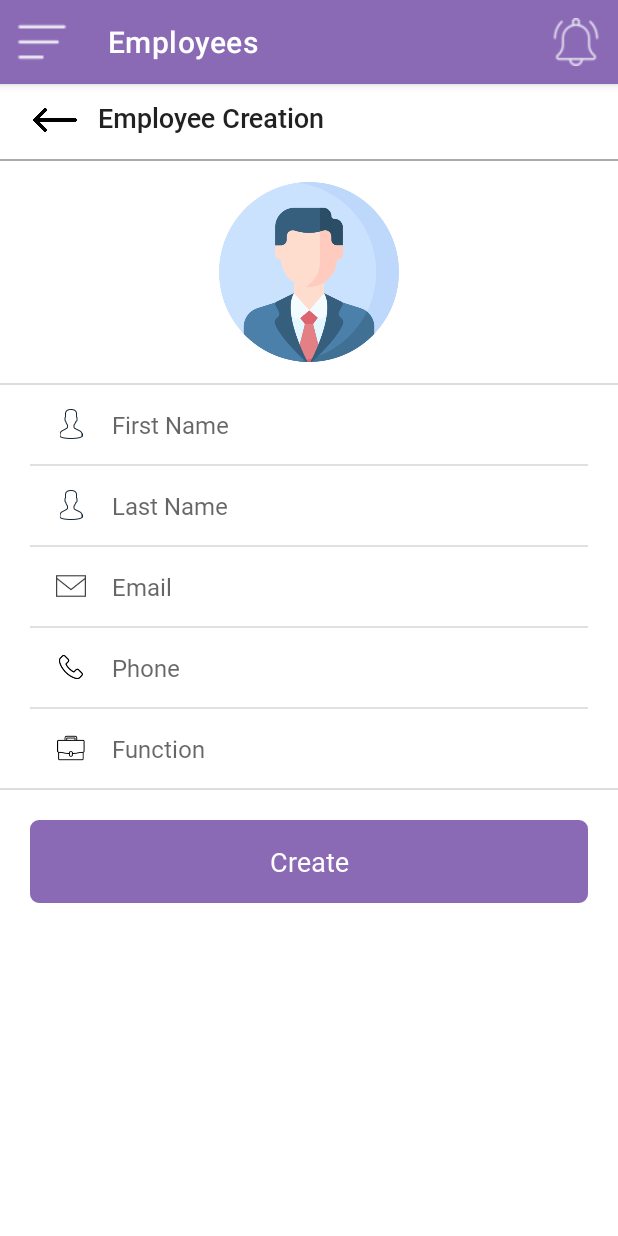
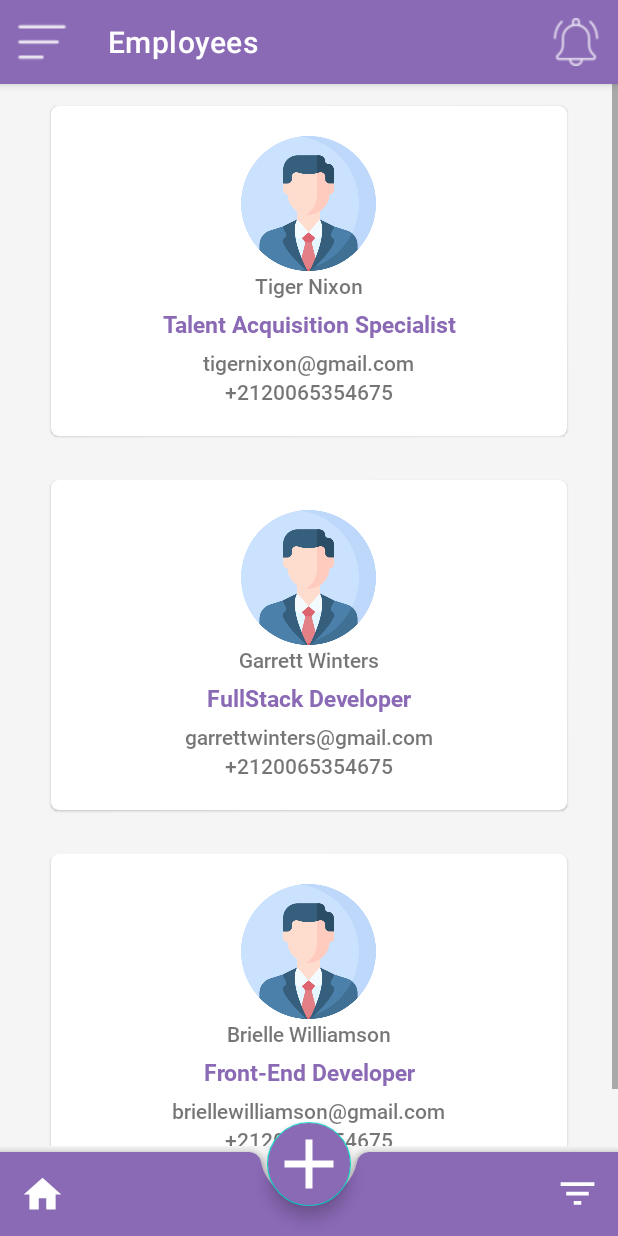
Before and after one commit to SoftClick-for-project-managment/SoftClick_mobile, an Android app: the MenuActivity screen opened directly, with no data from a screen before it, in the side drawer, after a tap on "Employees", on a phone screen of 412 x 824 dp. Run offline under Robolectric (Android 15) with nearby library versions, the phone set to English and light mode, and no system bars.

Commit message:
Add Projects item to Menu & Add Employee List Fragment

```diff
--- /dev/null
+++ b/app/src/main/java/com/job/softclick_mobile/adapters/EmployeeListAdapter.java
@@ -0,0 +1,65 @@
+package com.job.softclick_mobile.adapters;
+
+import android.view.LayoutInflater;
+import android.view.View;
+import android.view.ViewGroup;
+import android.widget.ImageView;
+import android.widget.TextView;
+
+import androidx.annotation.NonNull;
+import androidx.recyclerview.widget.RecyclerView;
+
+import com.job.softclick_mobile.R;
+import com.job.softclick_mobile.models.Employee;
+
+import java.util.ArrayList;
+
+public class EmployeeListAdapter extends RecyclerView.Adapter<EmployeeListAdapter.EmployeeViewHolder>{
+
+    private ArrayList<Employee> mEmployeeList;
+
+    public static class EmployeeViewHolder extends RecyclerView.ViewHolder {
+        public ImageView imageView;
+        public TextView fullNameView;
+        public TextView functionView;
+        public TextView emailView;
+        public TextView phoneView;
+
+        public EmployeeViewHolder(@NonNull View itemView) {
+            super(itemView);
+            imageView = itemView.findViewById(R.id.employeePhoto);
+            fullNameView = itemView.findViewById(R.id.employeeFullName);
+            functionView = itemView.findViewById(R.id.employeeFunction);
+            emailView = itemView.findViewById(R.id.employeeEmail);
+            phoneView = itemView.findViewById(R.id.employeePhone);
+        }
+    }
+
+    public EmployeeListAdapter(ArrayList<Employee> employeeList) {
+        mEmployeeList = employeeList;
+    }
+
+    @NonNull
+    @Override
+    public EmployeeViewHolder onCreateViewHolder(@NonNull ViewGroup parent, int viewType) {
+        View v = LayoutInflater.from(parent.getContext()).inflate(R.layout.employee_card, parent, false);
+        EmployeeViewHolder evh = new EmployeeViewHolder(v);
+        return evh;
+    }
+
+    @Override
+    public void onBindViewHolder(@NonNull EmployeeViewHolder holder, int position) {
+        Employee currentEmployee = mEmployeeList.get(position);
+
+        holder.imageView.setImageResource(currentEmployee.getEmployeeImage());
+        holder.fullNameView.setText(currentEmployee.getEmployeeFirstName()+" "+currentEmployee.getEmployeeLastName());
+        holder.functionView.setText(currentEmployee.getEmployeeFunction());
+        holder.emailView.setText(currentEmployee.getEmployeeEmail());
+        holder.phoneView.setText(currentEmployee.getEmployeePhone());
+    }
+
+    @Override
+    public int getItemCount() {
+        return mEmployeeList.size();
+    }
+}
--- /dev/null
+++ b/app/src/main/java/com/job/softclick_mobile/models/Employee.java
@@ -0,0 +1,69 @@
+package com.job.softclick_mobile.models;
+
+public class Employee {
+
+    private int id, employeeImage;
+    private String employeeFirstName, employeeLastName, employeeFunction, employeeEmail, employeePhone;
+
+    public Employee(int employeeImage, String employeeFirstName, String employeeLastName, String employeeFunction, String employeeEmail, String employeePhone) {
+        this.employeeImage = employeeImage;
+        this.employeeFirstName = employeeFirstName;
+        this.employeeLastName = employeeLastName;
+        this.employeeFunction = employeeFunction;
+        this.employeeEmail = employeeEmail;
+        this.employeePhone = employeePhone;
+    }
+
+    public int getId() {
+        return id;
+    }
+
+    public int getEmployeeImage() {
+        return employeeImage;
+    }
+
+    public void setEmployeeImage(int employeeImage) {
+        this.employeeImage = employeeImage;
+    }
+
+    public String getEmployeeFirstName() {
+        return employeeFirstName;
+    }
+
+    public void setEmployeeFirstName(String employeeFirstName) {
+        this.employeeFirstName = employeeFirstName;
+    }
+
+    public String getEmployeeLastName() {
+        return employeeLastName;
+    }
+
+    public void setEmployeeLastName(String employeeLastName) {
+        this.employeeLastName = employeeLastName;
+    }
+
+    public String getEmployeeFunction() {
+        return employeeFunction;
+    }
+
+    public void setEmployeeFunction(String employeeFunction) {
+        this.employeeFunction = employeeFunction;
+    }
+
+    public String getEmployeeEmail() {
+        return employeeEmail;
+    }
+
+    public void setEmployeeEmail(String employeeEmail) {
+        this.employeeEmail = employeeEmail;
+    }
+
+    public String getEmployeePhone() {
+        return employeePhone;
+    }
+
+    public void setEmployeePhone(String employeePhone) {
+        this.employeePhone = employeePhone;
+    }
+
+}
--- /dev/null
+++ b/app/src/main/java/com/job/softclick_mobile/ui/EmployeeListFragment.java
@@ -0,0 +1,95 @@
+package com.job.softclick_mobile.ui;
+
+import android.os.Bundle;
+
+import androidx.fragment.app.Fragment;
+import androidx.recyclerview.widget.LinearLayoutManager;
+import androidx.recyclerview.widget.RecyclerView;
+
+import android.view.LayoutInflater;
+import android.view.View;
+import android.view.ViewGroup;
+import android.widget.Button;
+import android.widget.Toast;
+
+import com.google.android.material.floatingactionbutton.FloatingActionButton;
+import com.job.softclick_mobile.R;
+import com.job.softclick_mobile.adapters.EmployeeListAdapter;
+import com.job.softclick_mobile.models.Employee;
+
+import java.util.ArrayList;
+
+public class EmployeeListFragment extends Fragment {
+
+    private RecyclerView recyclerView;
+    private RecyclerView.Adapter adapter;
+    private RecyclerView.LayoutManager layoutManager;
+    private FloatingActionButton addButton;
+
+    private static final String ARG_PARAM1 = "param1";
+    private static final String ARG_PARAM2 = "param2";
+
+    private String mParam1;
+    private String mParam2;
+
+    public EmployeeListFragment() {
+        // Required empty public constructor
+    }
+
+    public static EmployeeListFragment newInstance(String param1, String param2) {
+        EmployeeListFragment fragment = new EmployeeListFragment();
+        Bundle args = new Bundle();
+        args.putString(ARG_PARAM1, param1);
+        args.putString(ARG_PARAM2, param2);
+        fragment.setArguments(args);
+        return fragment;
+    }
+
+    @Override
+    public void onCreate(Bundle savedInstanceState) {
+        super.onCreate(savedInstanceState);
+        if (getArguments() != null) {
+            mParam1 = getArguments().getString(ARG_PARAM1);
+            mParam2 = getArguments().getString(ARG_PARAM2);
+        }
+    }
+
+    @Override
+    public View onCreateView(LayoutInflater inflater, ViewGroup container,
+                             Bundle savedInstanceState) {
+        // Inflate the layout for this fragment
+        View view = inflater.inflate(R.layout.fragment_employee_list, container, false);
+        recyclerView = view.findViewById(R.id.employeeListRecyclerView) ;
+
+        ArrayList<Employee> employeeArrayList= new ArrayList<>();
+        employeeArrayList.add(new Employee(R.drawable.user_photo, "Tiger", "Nixon", "Talent Acquisition Specialist", "tigernixon@gmail.com", "+2120065354675"));
+        employeeArrayList.add(new Employee(R.drawable.user_photo, "Garrett", "Winters", "FullStack Developer", "garrettwinters@gmail.com", "+2120065354675"));
+        employeeArrayList.add(new Employee(R.drawable.user_photo, "Brielle", "Williamson", "Front-End Developer", "briellewilliamson@gmail.com", "+2120065354675"));
+
+        recyclerView.setHasFixedSize(true);
+        layoutManager = new LinearLayoutManager(this.getContext());
+        adapter = new EmployeeListAdapter(employeeArrayList);
+
+        recyclerView.setLayoutManager(layoutManager);
+        recyclerView.setAdapter(adapter);
+
+        addButton = this.getActivity().findViewById(R.id.addButton);
+        if(addButton != null) {
+            addButton.setOnClickListener(new View.OnClickListener() {
+                public void onClick(View v) {
+                    try {
+                        getActivity().getSupportFragmentManager().beginTransaction().replace(R.id.flContent,(Fragment) EmployeeFormFragment.class.newInstance()).commit() ;
+                    } catch (IllegalAccessException e) {
+                        e.printStackTrace();
+                    } catch (java.lang.InstantiationException e) {
+                        e.printStackTrace();
+                    }
+                }
+            });
+        }
+
+
+        return view;
+    }
+
+}
--- a/app/src/main/java/com/job/softclick_mobile/ui/MenuActivity.java
+++ b/app/src/main/java/com/job/softclick_mobile/ui/MenuActivity.java
@@ -54,18 +54,14 @@ public class MenuActivity extends AppCompatActivity implements NavigationView.On
         getSupportActionBar().setDisplayHomeAsUpEnabled(true);
         getSupportActionBar().setHomeAsUpIndicator(R.drawable.menu);
 
-        Fragment fragment2 = null;
-        Class fragmentClass2;
-        fragmentClass2 = FooterFragment.class;
+        // Insert the fragment by replacing any existing fragment
+        fragmentManager = getSupportFragmentManager();
         try {
-            fragment2 = (Fragment) fragmentClass2.newInstance();
+            fragmentManager.beginTransaction().replace(R.id.fContentFooter, (Fragment) FooterFragment.class.newInstance()).commit();
         } catch (Exception e) {
             e.printStackTrace();
         }
 
-        // Insert the fragment by replacing any existing fragment
-        fragmentManager = getSupportFragmentManager();
-        fragmentManager.beginTransaction().replace(R.id.fContentFooter, fragment2).commit();
     }
 
     /*@Override
@@ -99,6 +95,12 @@ public class MenuActivity extends AppCompatActivity implements NavigationView.On
                 fragmentClass = FirstFragment.class;
                 break;
             }
+            case R.id.projects_item:
+            {
+                Toast.makeText(this, "projects selected", Toast.LENGTH_SHORT).show();
+                fragmentClass = FirstFragment.class;
+                break;
+            }
             case R.id.clients_item:
             {
                 Toast.makeText(this, "clients selected", Toast.LENGTH_SHORT).show();
@@ -108,7 +110,8 @@ public class MenuActivity extends AppCompatActivity implements NavigationView.On
             case R.id.employees_item:
             {
                 Toast.makeText(this, "employees selected", Toast.LENGTH_SHORT).show();
-                fragmentClass = EmployeeFormFragment.class;
+                fragmentClass = EmployeeListFragment.class;
+                //findViewById(R.id.addButton).setOnClickListener(EmployeeListFragment.add());
                 break;
             }
             case R.id.expenses_item:
@@ -135,6 +138,7 @@ public class MenuActivity extends AppCompatActivity implements NavigationView.On
         }
 
         try {
+            fragmentManager.beginTransaction().replace(R.id.fContentFooter, (Fragment) FooterFragment.class.newInstance()).commit();
             fragment = (Fragment) fragmentClass.newInstance();
 //            Bundle bundle = new Bundle();
 //            bundle.putInt("newInt", 5);
--- /dev/null
+++ b/app/src/main/res/layout/employee_card.xml
@@ -0,0 +1,81 @@
+<?xml version="1.0" encoding="utf-8"?>
+<com.google.android.material.card.MaterialCardView xmlns:android="http://schemas.android.com/apk/res/android"
+    android:layout_width="match_parent"
+    android:layout_height="wrap_content"
+    xmlns:app="http://schemas.android.com/apk/res-auto"
+    android:layout_row="0"
+    android:layout_column="0"
+    android:layout_gravity="center"
+    android:layout_columnWeight="0"
+    android:layout_rowWeight="0"
+    android:layout_marginHorizontal="30dp"
+    android:layout_marginVertical="10dp"
+    app:cardCornerRadius="5dp"
+    android:elevation="8dp"
+    app:cardUseCompatPadding="true"
+    android:clickable="true"
+    >
+
+    <LinearLayout
+        android:layout_width="match_parent"
+        android:layout_height="wrap_content"
+        android:orientation="vertical"
+        android:gravity="center"
+        android:layout_marginTop="20dp"
+        android:layout_marginBottom="20dp"
+        android:layout_gravity="center_vertical|center_horizontal">
+
+        <ImageView
+            android:id="@+id/employeePhoto"
+            android:layout_width="90dp"
+            android:layout_height="90dp"
+            android:src="@drawable/user_photo"/>
+
+        <RelativeLayout
+            android:layout_width="match_parent"
+            android:layout_height="wrap_content"
+            android:layout_gravity="center"
+            android:gravity="center"
+            >
+            <TextView
+                android:id="@+id/employeeFullName"
+                android:layout_width="wrap_content"
+                android:layout_height="wrap_content"
+                android:text="Full Name "
+                android:fontFamily="@font/roboto_medium"
+                android:textSize="14sp"/>
+
+        </RelativeLayout>
+
+        <TextView
+            android:id="@+id/employeeFunction"
+            android:layout_width="match_parent"
+            android:layout_height="wrap_content"
+            android:gravity="center"
+            android:text="Function"
+            android:textSize="15sp"
+            android:textColor="@color/primary"
+            android:layout_marginVertical="5dp"
+            android:fontFamily="@font/roboto_bold"/>
+
+
+        <TextView
+            android:id="@+id/employeeEmail"
+            android:layout_width="wrap_content"
+            android:layout_height="wrap_content"
+            android:text="Email"
+            android:fontFamily="@font/roboto_medium"
+            android:textSize="14sp"
+            />
+
+        <TextView
+            android:id="@+id/employeePhone"
+            android:layout_width="wrap_content"
+            android:layout_height="wrap_content"
+            android:text="Phone"
+            android:fontFamily="@font/roboto_medium"
+            android:textSize="14sp"
+            />
+    </LinearLayout>
+
+</com.google.android.material.card.MaterialCardView>
--- /dev/null
+++ b/app/src/main/res/layout/fragment_employee_list.xml
@@ -0,0 +1,19 @@
+<?xml version="1.0" encoding="utf-8"?>
+<FrameLayout xmlns:android="http://schemas.android.com/apk/res/android"
+    xmlns:tools="http://schemas.android.com/tools"
+    android:layout_width="match_parent"
+    android:layout_height="match_parent"
+    xmlns:app="http://schemas.android.com/apk/res-auto"
+    tools:context=".ui.EmployeeListFragment"
+    android:orientation="vertical"
+    android:layout_marginBottom="60dp"
+    >
+
+    <androidx.recyclerview.widget.RecyclerView
+        android:id="@+id/employeeListRecyclerView"
+        android:layout_width="match_parent"
+        android:layout_height="match_parent"
+        android:background="#F5F5F5"
+        android:scrollbars="vertical" />
+
+</FrameLayout>
--- a/app/src/main/res/layout/fragment_footer.xml
+++ b/app/src/main/res/layout/fragment_footer.xml
@@ -35,6 +35,7 @@
                 />
 
             <com.google.android.material.floatingactionbutton.FloatingActionButton
+                android:id="@+id/addButton"
                 android:layout_width="wrap_content"
                 android:layout_height="wrap_content"
                 android:backgroundTint="#8A69B5"
--- a/app/src/main/res/menu/nav_menu.xml
+++ b/app/src/main/res/menu/nav_menu.xml
@@ -12,6 +12,10 @@
             android:id="@+id/teams_item"
             android:title="Teams"
             android:icon="@drawable/teams"/>
+        <item
+            android:id="@+id/projects_item"
+            android:title="Projects"
+            android:icon="@drawable/projects"/>
         <item
             android:id="@+id/clients_item"
             android:title="Clients"
```
Also changed, not shown: app/src/main/res/drawable/projects.png (added).
